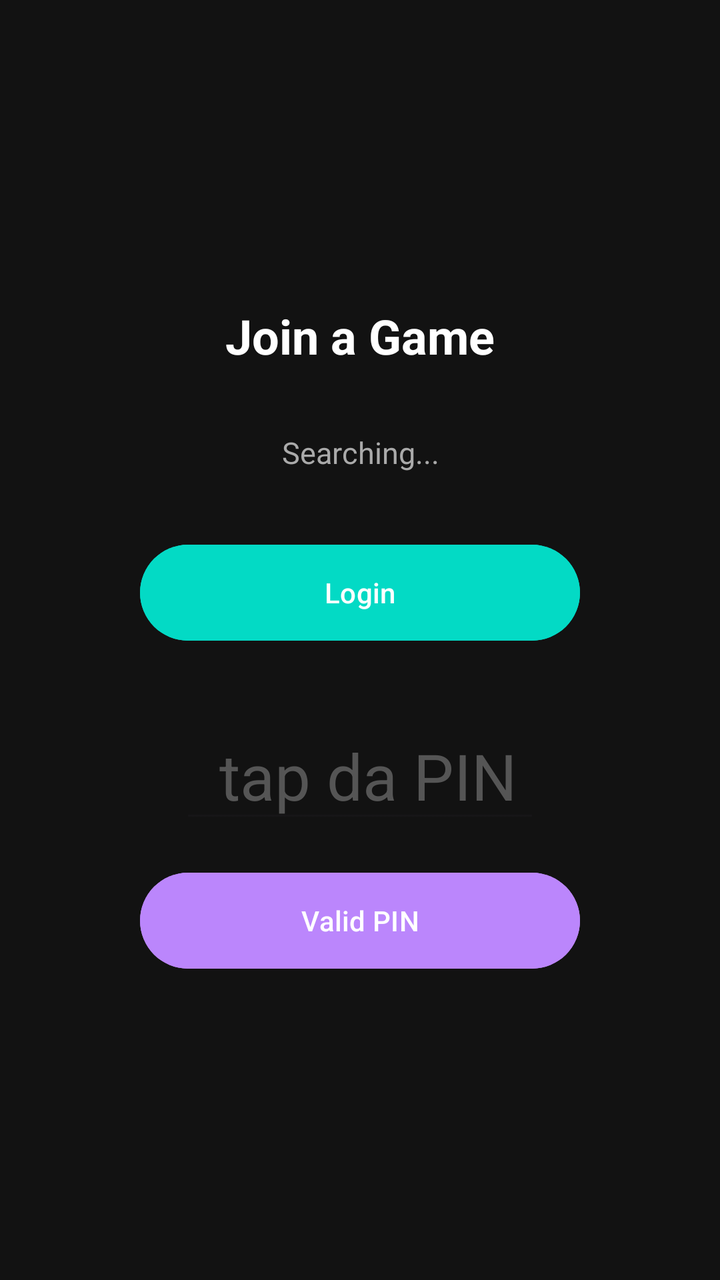
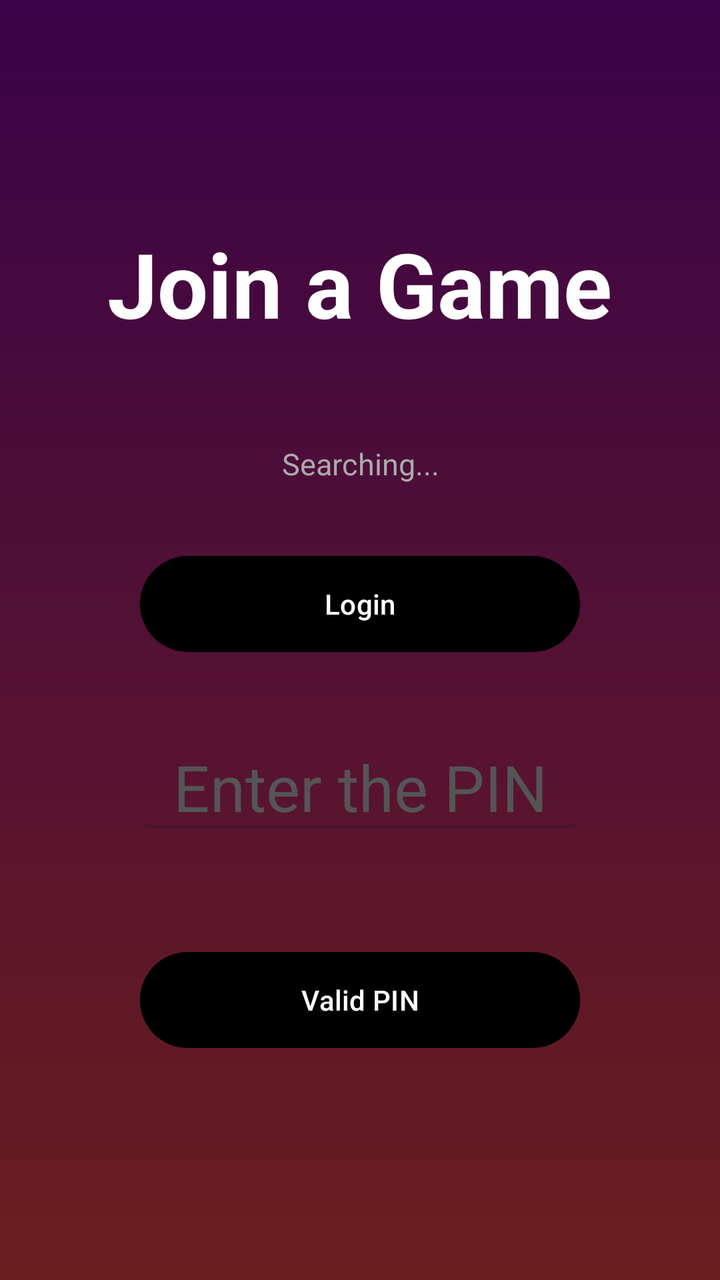

Two renders of the same Android screen: before a commit and after it. Below are the layout's source before the change and the commit's diff.
<!-- AndroidManifest.xml: application theme Theme.Rien_a_Cacher -->
<!-- res/layout/activity_join.xml -->
<?xml version="1.0" encoding="utf-8"?>
<LinearLayout xmlns:android="http://schemas.android.com/apk/res/android"
    android:layout_width="match_parent"
    android:layout_height="match_parent"
    android:orientation="vertical"
    android:gravity="center"
    android:background="#121212"
    android:padding="32dp">

    <TextView
        android:layout_width="wrap_content"
        android:layout_height="wrap_content"
        android:text="Join a Game"
        android:textSize="24sp"
        android:textStyle="bold"
        android:textColor="#FFFFFF"
        android:layout_marginBottom="32dp" />




    <TextView
        android:id="@+id/tvStatus"
        android:layout_width="wrap_content"
        android:layout_height="wrap_content"
        android:text="Searching..."
        android:textSize="15sp"
        android:textColor="#AAAAAA"
        android:gravity="center"
        android:layout_marginBottom="32dp" />

    <Button
        android:id="@+id/btnConnect"
        android:layout_width="220dp"
        android:layout_height="56dp"
        android:text="Login"
        android:textColor="#FFFFFF"
        android:backgroundTint="#03DAC5"
        android:enabled="false"
        android:layout_marginBottom="32dp" />




       <EditText
        android:id="@+id/etPin"
        android:layout_width="180dp"
        android:layout_height="wrap_content"
        android:hint=" tap da PIN"
        android:textColor="#FFFFFF"
        android:textColorHint="#555555"
        android:inputType="numberPassword"
        android:maxLength="4"
        android:gravity="center"
        android:textSize="32sp"
        android:enabled="false"
        android:layout_marginBottom="16dp" />

    <Button
        android:id="@+id/btnSubmitPin"
        android:layout_width="220dp"
        android:layout_height="56dp"
        android:text="Valid PIN"
        android:textColor="#FFFFFF"
        android:backgroundTint="#BB86FC"
        android:enabled="false" />

</LinearLayout>
<!-- resources referenced by this layout -->
<resources>
  <style name="Theme.Rien_a_Cacher" parent="Base.Theme.Rien_a_Cacher" />
  <style name="Base.Theme.Rien_a_Cacher" parent="Theme.Material3.DayNight.NoActionBar">
          
          
      </style>
</resources>

<!-- the commit's change to res/layout/activity_join.xml (unified diff, before → after) -->
@@ -4,65 +4,57 @@
     android:layout_height="match_parent"
     android:orientation="vertical"
     android:gravity="center"
-    android:background="#121212"
-    android:padding="32dp">
+    android:background="@drawable/background_gradient">
 
     <TextView
         android:layout_width="wrap_content"
         android:layout_height="wrap_content"
-        android:text="Join a Game"
-        android:textSize="24sp"
+        android:text="@string/joinGame"
+        android:textSize="45sp"
         android:textStyle="bold"
-        android:textColor="#FFFFFF"
-        android:layout_marginBottom="32dp" />
-
-
-
+        android:textColor="#fff"
+        android:layout_marginBottom="50sp" />
 
     <TextView
         android:id="@+id/tvStatus"
         android:layout_width="wrap_content"
         android:layout_height="wrap_content"
-        android:text="Searching..."
+        android:text="@string/searching"
         android:textSize="15sp"
-        android:textColor="#AAAAAA"
+        android:textColor="#aaa"
         android:gravity="center"
-        android:layout_marginBottom="32dp" />
+        android:layout_marginBottom="32sp" />
 
     <Button
         android:id="@+id/btnConnect"
-        android:layout_width="220dp"
-        android:layout_height="56dp"
-        android:text="Login"
-        android:textColor="#FFFFFF"
-        android:backgroundTint="#03DAC5"
+        android:layout_width="220sp"
+        android:layout_height="56sp"
+        android:text="@string/login"
+        android:textColor="#fff"
+        android:backgroundTint="#000"
         android:enabled="false"
-        android:layout_marginBottom="32dp" />
-
-
-
+        android:layout_marginBottom="32sp" />
 
        <EditText
         android:id="@+id/etPin"
-        android:layout_width="180dp"
+        android:layout_width="220sp"
         android:layout_height="wrap_content"
-        android:hint=" tap da PIN"
-        android:textColor="#FFFFFF"
-        android:textColorHint="#555555"
+        android:hint="@string/editPIN"
+        android:textColor="#fff"
+        android:textColorHint="#555"
         android:inputType="numberPassword"
         android:maxLength="4"
         android:gravity="center"
         android:textSize="32sp"
         android:enabled="false"
-        android:layout_marginBottom="16dp" />
+        android:layout_marginBottom="50sp" />
 
     <Button
         android:id="@+id/btnSubmitPin"
-        android:layout_width="220dp"
-        android:layout_height="56dp"
-        android:text="Valid PIN"
-        android:textColor="#FFFFFF"
-        android:backgroundTint="#BB86FC"
+        android:layout_width="220sp"
+        android:layout_height="56sp"
+        android:text="@string/validPIN"
+        android:textColor="#fff"
+        android:backgroundTint="#000"
         android:enabled="false" />
-
 </LinearLayout>
<!-- resource entries referenced after the edit -->
@@ -1,5 +1,21 @@
 <!-- resources referenced by this layout -->
 <resources>
+  <!-- drawable background_gradient (drawable) -->
+  <?xml version="1.0" encoding="utf-8"?>
+  <shape
+      xmlns:android="http://schemas.android.com/apk/res/android"
+      android:shape="rectangle">
+      <gradient
+          android:type="linear"
+          android:startColor="#3B0349"
+          android:endColor="#6A1E1E"
+          android:angle="200" />
+  </shape>
+  <string name="editPIN">Enter the PIN</string>
+  <string name="joinGame">Join a Game</string>
+  <string name="login">Login</string>
+  <string name="searching">Searching...</string>
+  <string name="validPIN">Valid PIN</string>
   <style name="Theme.Rien_a_Cacher" parent="Base.Theme.Rien_a_Cacher" />
   <style name="Base.Theme.Rien_a_Cacher" parent="Theme.Material3.DayNight.NoActionBar">
           
